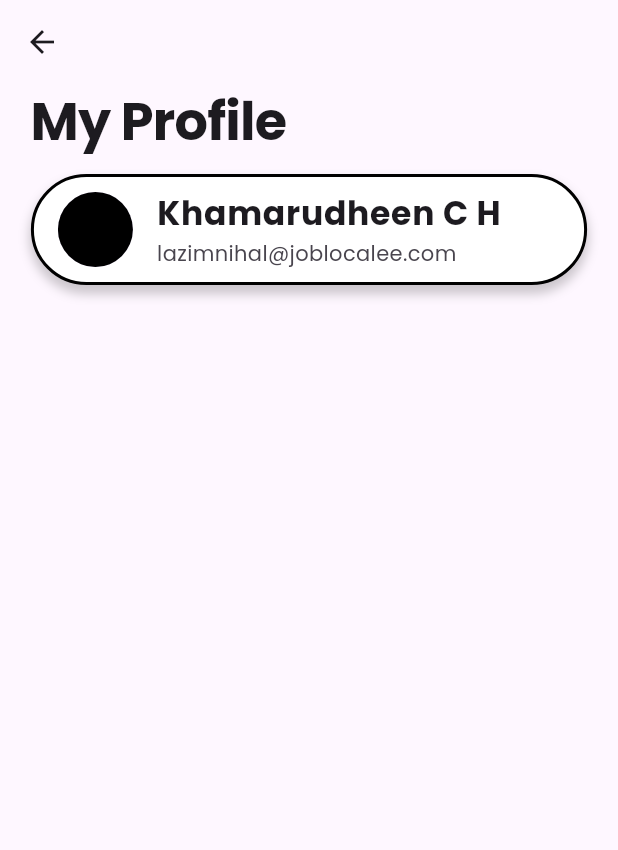
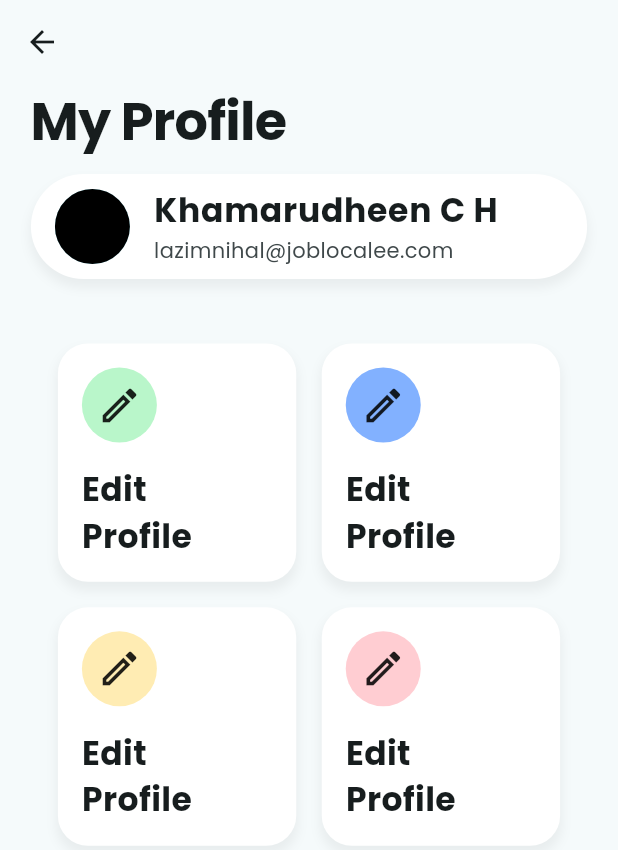
Before and after one commit to joblocalee/joblocalee, a Flutter app: the ProfileScreen screen opened by its route, on a phone screen of 412 x 824 dp. Shown: the top 850 px of the screen. Run offline on Flutter 3.47's test engine with Material 3 defaults, Android fonts, the phone set to English and light mode, and no system bars; our stand-ins replace auto_route, dio, freezed_annotation, gap, get_it, google_nav_bar and 2 more; missing offline and left inert: dio_http2_adapter; generated files the repository leaves out were written again.

```diff
--- a/lib/core/provider/base/multi_providers.dart
+++ b/lib/core/provider/base/multi_providers.dart
@@ -1,3 +1,4 @@
+import 'package:jus/core/provider/auth_provider.dart';
 import 'package:provider/provider.dart';
 import 'package:provider/single_child_widget.dart';
 
@@ -5,5 +6,8 @@ import '../../injection/injection.dart';
 
 abstract class MultiProviders {
   static final List<SingleChildWidget> providers = [
+    ChangeNotifierProvider(
+      create: (context) => locator<AuthProvider>(),
+    )
   ];
 }
--- a/lib/main.dart
+++ b/lib/main.dart
@@ -26,7 +26,7 @@ class MyApp extends StatelessWidget {
       debugShowCheckedModeBanner: false,
       routerConfig: appRouter.config(),
       theme: ThemeData(
-        colorScheme: ColorScheme.fromSeed(seedColor: Colors.deepPurple),
+        colorScheme: ColorScheme.fromSeed(seedColor: Colors.grey.shade500),
         fontFamily: AppTypography.defaultFamily,
         useMaterial3: true,
       ),
--- a/lib/ui/screens/auth/registration_screen.dart
+++ b/lib/ui/screens/auth/registration_screen.dart
@@ -33,11 +33,7 @@ class RegistrationScreen extends StatelessWidget {
                 crossAxisAlignment: CrossAxisAlignment.start,
                 children: [
                   Text(
-                    'Register Your Free',
-                    style: AppTypography.headlineLarge,
-                  ),
-                  Text(
-                    'Account Now',
+                    'Register Your Free\nAccount Now',
                     style: AppTypography.headlineLarge,
                   ),
                   const Gap(25),
--- a/lib/ui/screens/home/home_tab_screen.dart
+++ b/lib/ui/screens/home/home_tab_screen.dart
@@ -183,7 +183,7 @@ class _GBottomNav extends StatelessWidget {
       decoration: BoxDecoration(
         boxShadow: [
           BoxShadow(
-            color: Colors.black.withOpacity(0.2),
+            color: Colors.black.withOpacity(0.05),
             spreadRadius: 1,
             blurRadius: 5,
             offset: const Offset(0, 5),
--- a/lib/ui/screens/profile/profile_screen.dart
+++ b/lib/ui/screens/profile/profile_screen.dart
@@ -42,13 +42,13 @@ class ProfileScreen extends StatelessWidget {
               Container(
                 decoration: BoxDecoration(
                   color: Colors.white,
-                  border: Border.all(
-                    color: Colors.black,
-                    width: 2,
-                  ),
+                  // border: Border.all(
+                  //   color: Colors.black,
+                  //   width: 2,
+                  // ),
                   boxShadow: [
                     BoxShadow(
-                      color: Colors.black.withOpacity(0.2),
+                      color: Colors.black.withOpacity(0.05),
                       spreadRadius: 1,
                       blurRadius: 5,
                       offset: const Offset(0, 5),
@@ -69,12 +69,50 @@ class ProfileScreen extends StatelessWidget {
                       ),
                     ),
                   ),
-                  title: Text('Khamarudheen C H',
+                  title: Text(
+                    'Khamarudheen C H',
                     style: AppTypography.titleLarge,
                   ),
-                  subtitle: Text('lazimnihal@joblocalee.com',
+                  subtitle: Text(
+                    'lazimnihal@joblocalee.com',
                     style: AppTypography.bodyMedium,
                   ),
+                ),
+              ),
+              SizedBox(
+                height: 25,
+              ),
+              SizedBox(
+                height: 500,
+                child: GridView.count(
+                  physics: NeverScrollableScrollPhysics(),
+                  primary: false,
+                  padding: EdgeInsets.all(10.0),
+                  crossAxisSpacing: 1,
+                  mainAxisSpacing: 1,
+                  crossAxisCount: 2,
+                  children: [
+                    _profileTiles(
+                      text: 'Edit\nProfile',
+                      icon: Icons.edit_outlined,
+                      color: Colors.greenAccent.shade100,
+                    ),
+                    _profileTiles(
+                      text: 'Edit\nProfile',
+                      icon: Icons.edit_outlined,
+                      color: Colors.blueAccent.shade100,
+                    ),
+                    _profileTiles(
+                      text: 'Edit\nProfile',
+                      icon: Icons.edit_outlined,
+                      color: Colors.amber.shade100,
+                    ),
+                    _profileTiles(
+                      text: 'Edit\nProfile',
+                      icon: Icons.edit_outlined,
+                      color: Colors.red.shade100,
+                    ),
+                  ],
                 ),
               ),
             ],
@@ -84,3 +122,65 @@ class ProfileScreen extends StatelessWidget {
     );
   }
 }
+
+class _profileTiles extends StatelessWidget {
+  final String text;
+  final IconData icon;
+  final Color color;
+
+  const _profileTiles({
+    super.key,
+    required this.text,
+    required this.icon,
+    required this.color,
+  });
+
+  @override
+  Widget build(BuildContext context) {
+    return Padding(
+      padding: const EdgeInsets.all(8.0),
+      child: DecoratedBox(
+        decoration: BoxDecoration(
+          color: Colors.white,
+          borderRadius: BorderRadius.circular(20),
+          boxShadow: [
+            BoxShadow(
+              color: Colors.black.withOpacity(0.05),
+              spreadRadius: 1,
+              blurRadius: 5,
+              offset: const Offset(0, 5),
+            ),
+          ],
+        ),
+        child: Padding(
+          padding: const EdgeInsets.all(16.0),
+          child: Align(
+            alignment: Alignment.centerLeft,
+            child: Column(
+              crossAxisAlignment: CrossAxisAlignment.start,
+              children: [
+                DecoratedBox(
+                  decoration: BoxDecoration(
+                    shape: BoxShape.circle,
+                    color: color,
+                  ),
+                  child: Padding(
+                    padding: const EdgeInsets.all(10.0),
+                    child: Icon(
+                      icon,
+                      size: 30,
+                    ),
+                  ),
+                ),
+                SizedBox(
+                  height: 16,
+                ),
+                Text(text, style: AppTypography.titleLarge),
+              ],
+            ),
+          ),
+        ),
+      ),
+    );
+  }
+}
--- a/lib/ui/widgets/primary_form_field.dart
+++ b/lib/ui/widgets/primary_form_field.dart
@@ -7,6 +7,7 @@ class PrimaryFormField extends StatefulWidget {
   final String lText;
   final Widget? prefix;
   final bool isPassWord;
+  final TextEditingController? controller;
 
   const PrimaryFormField({
     super.key,
@@ -14,6 +15,8 @@ class PrimaryFormField extends StatefulWidget {
     required this.lText,
     this.prefix,
     this.isPassWord = false,
+    this.controller,
+
   });
 
   @override
@@ -34,6 +37,7 @@ class _PrimaryFormFieldState extends State<PrimaryFormField> {
     return Column(
       children: [
         TextFormField(
+          controller: widget.controller,
           obscureText: _isSecure,
           style: TextStyle(
             fontFamily: AppTypography.defaultFamily,
--- a/pubspec.yaml
+++ b/pubspec.yaml
@@ -46,11 +46,14 @@ dependencies:
   # Use with the CupertinoIcons class for iOS style icons.
   cupertino_icons: ^1.0.8
   json_annotation: ^4.9.0
+  dio: ^5.7.0
+  dio_http2_adapter: ^2.5.3
 
 dev_dependencies:
   auto_route_generator: ^9.0.0
   build_runner: ^2.4.13
   custom_lint: ^0.6.8
+  freezed: ^2.5.7
   injectable_generator: ^2.6.2
   json_serializable: ^6.9.0
 
```
Also changed, not shown: lib/core/injection/injection.dart (+10 -3 lines), lib/core/model/user/user_model.dart (added, +16 -0 lines), lib/core/model/vacancy/vacancy_model.dart (added, +17 -0 lines), lib/core/networking/api.dart (added, +302 -0 lines), lib/core/provider/auth_provider.dart (added, +37 -0 lines), lib/core/service/auth/auth_services.dart (added, +37 -0 lines), lib/core/service/auth/user_service_dto.dart (added, +16 -0 lines), lib/core/service/vacancy/vacancy_service_dto.dart (added, +16 -0 lines), lib/core/service/vacancy/vacancy_services.dart (added, +29 -0 lines), lib/ui/screens/auth/login_screen.dart (+39 -1 lines), lib/ui/screens/home/home_screen.dart (+10 -7 lines), lib/utils/helper/error_manager.dart (added, +12 -0 lines), lib/utils/helper/response_helper.dart (added, +28 -0 lines), pubspec.lock.
